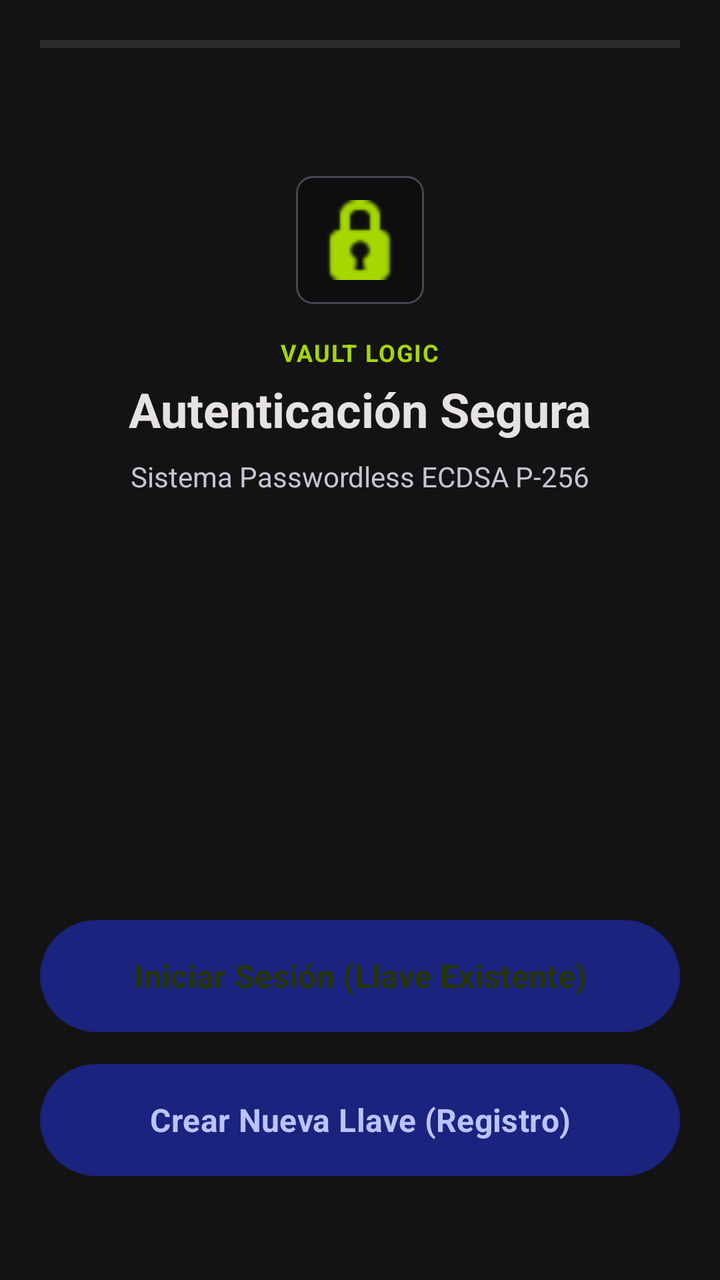
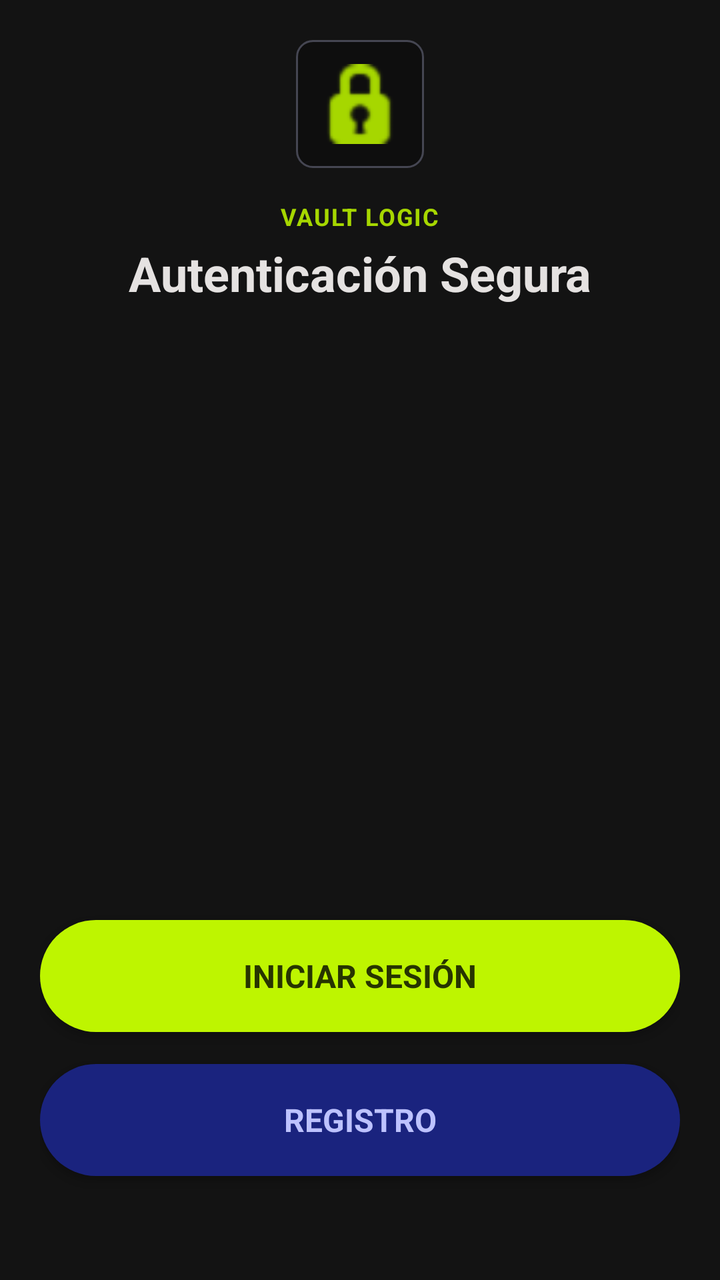

The first picture is an Android layout as it rendered before a commit; the second is the same layout after the commit. The layout source and the unified diff follow.
<!-- AndroidManifest.xml: application theme Theme.PasswordlessApp -->
<!-- res/layout/fragment_welcome.xml -->
<?xml version="1.0" encoding="utf-8"?>
<androidx.constraintlayout.widget.ConstraintLayout xmlns:android="http://schemas.android.com/apk/res/android"
    xmlns:app="http://schemas.android.com/apk/res-auto"
    xmlns:tools="http://schemas.android.com/tools"
    android:layout_width="match_parent"
    android:layout_height="match_parent"
    android:background="@color/vault_background"
    android:padding="20dp"
    tools:context=".ui.welcome.WelcomeFragment">

    
    <View
        android:id="@+id/hexStreamBar"
        android:layout_width="0dp"
        android:layout_height="4dp"
        android:background="@color/vault_surface_high"
        app:layout_constraintEnd_toEndOf="parent"
        app:layout_constraintStart_toStartOf="parent"
        app:layout_constraintTop_toTopOf="parent" />

    
    <LinearLayout
        android:id="@+id/brandHeader"
        android:layout_width="wrap_content"
        android:layout_height="wrap_content"
        android:layout_marginTop="64dp"
        android:gravity="center"
        android:orientation="vertical"
        app:layout_constraintEnd_toEndOf="parent"
        app:layout_constraintStart_toStartOf="parent"
        app:layout_constraintTop_toBottomOf="@id/hexStreamBar">

        
        <FrameLayout
            android:layout_width="64dp"
            android:layout_height="64dp"
            android:background="@drawable/bg_vault_input"
            android:layout_marginBottom="16dp">
            
            <ImageView
                android:layout_width="40dp"
                android:layout_height="40dp"
                android:layout_gravity="center"
                android:src="@android:drawable/ic_secure"
                app:tint="@color/vault_accent_dim" />
        </FrameLayout>

        <TextView
            android:layout_width="wrap_content"
            android:layout_height="wrap_content"
            android:text="VAULT LOGIC"
            android:textColor="@color/vault_accent_dim"
            android:textSize="12sp"
            android:textStyle="bold"
            android:letterSpacing="0.05"
            android:layout_marginBottom="4dp" />

        <TextView
            android:layout_width="wrap_content"
            android:layout_height="wrap_content"
            android:text="Autenticación Segura"
            android:textColor="@color/vault_on_surface"
            android:textSize="24sp"
            android:textStyle="bold" />
            
        <TextView
            android:layout_width="wrap_content"
            android:layout_height="wrap_content"
            android:text="Sistema Passwordless ECDSA P-256"
            android:textColor="@color/vault_on_surface_variant"
            android:textSize="14sp"
            android:layout_marginTop="8dp" />
    </LinearLayout>

    <Button
        android:id="@+id/btnLogin"
        android:layout_width="0dp"
        android:layout_height="56dp"
        android:layout_marginBottom="16dp"
        android:background="@drawable/btn_vault_accent"
        android:text="Iniciar Sesión (Llave Existente)"
        android:textColor="@color/vault_on_accent"
        android:textSize="16sp"
        android:textStyle="bold"
        app:layout_constraintBottom_toTopOf="@id/btnRegister"
        app:layout_constraintEnd_toEndOf="parent"
        app:layout_constraintStart_toStartOf="parent" />

    <Button
        android:id="@+id/btnRegister"
        android:layout_width="0dp"
        android:layout_height="56dp"
        android:layout_marginBottom="32dp"
        android:background="@drawable/btn_vault_primary"
        android:text="Crear Nueva Llave (Registro)"
        android:textColor="@color/vault_on_primary"
        android:textSize="16sp"
        android:textStyle="bold"
        app:layout_constraintBottom_toBottomOf="parent"
        app:layout_constraintEnd_toEndOf="parent"
        app:layout_constraintStart_toStartOf="parent" />

</androidx.constraintlayout.widget.ConstraintLayout>
<!-- resources referenced by this layout -->
<resources>
  <color name="vault_accent_dim">#a6d700</color>
  <color name="vault_background">#131313</color>
  <color name="vault_on_accent">#273500</color>
  <color name="vault_on_primary">#bdc2ff</color>
  <color name="vault_on_surface">#e5e2e1</color>
  <color name="vault_on_surface_variant">#c6c5d4</color>
  <color name="vault_surface_high">#2a2a2a</color>
  <!-- drawable bg_vault_input (drawable) -->
  <?xml version="1.0" encoding="utf-8"?>
  <selector xmlns:android="http://schemas.android.com/apk/res/android">
      
      <item android:state_focused="true">
          <shape android:shape="rectangle">
              <solid android:color="@color/vault_surface_lowest" />
              <stroke android:width="1dp" android:color="@color/vault_accent_dim" />
              <corners android:radius="8dp" />
          </shape>
      </item>
      
      <item>
          <shape android:shape="rectangle">
              <solid android:color="@color/vault_surface_lowest" />
              <stroke android:width="1dp" android:color="@color/vault_outline_variant" />
              <corners android:radius="8dp" />
          </shape>
      </item>
  </selector>
  <!-- drawable btn_vault_accent (drawable) -->
  <?xml version="1.0" encoding="utf-8"?>
  <ripple xmlns:android="http://schemas.android.com/apk/res/android"
      android:color="#40000000"> 
      <item>
          <shape android:shape="rectangle">
              <solid android:color="@color/vault_accent" />
              <corners android:radius="28dp" /> 
          </shape>
      </item>
  </ripple>
  <!-- drawable btn_vault_primary (drawable) -->
  <?xml version="1.0" encoding="utf-8"?>
  <ripple xmlns:android="http://schemas.android.com/apk/res/android"
      android:color="@color/vault_on_primary">
      <item>
          <shape android:shape="rectangle">
              <solid android:color="@color/vault_primary" />
              <corners android:radius="28dp" /> 
          </shape>
      </item>
  </ripple>
  <style name="Theme.PasswordlessApp" parent="Base.Theme.PasswordlessApp" />
  <color name="vault_surface_lowest">#0e0e0e</color>
  <color name="vault_outline_variant">#454652</color>
  <color name="vault_accent">#bef500</color>
  <color name="vault_primary">#1a237e</color>
  <style name="Base.Theme.PasswordlessApp" parent="Theme.Material3.Dark.NoActionBar">
          
          <item name="colorPrimary">@color/vault_primary</item>
          <item name="colorOnPrimary">@color/vault_on_primary</item>
          <item name="colorPrimaryContainer">@color/vault_primary</item>
          
          
          <item name="colorSecondary">@color/vault_accent</item>
          <item name="colorOnSecondary">@color/vault_on_accent</item>
          
          
          <item name="android:statusBarColor">@color/vault_background</item>
          <item name="android:windowLightStatusBar">false</item>
          <item name="android:navigationBarColor">@color/vault_background</item>
          
          
          <item name="android:windowBackground">@color/vault_background</item>
          <item name="android:colorBackground">@color/vault_background</item>
          <item name="colorSurface">@color/vault_surface_low</item>
          <item name="colorOnSurface">@color/vault_on_surface</item>
          <item name="colorOnBackground">@color/vault_on_surface</item>
  
          
          <item name="android:fontFamily">sans-serif</item>
      </style>
  <color name="vault_surface_low">#1c1b1b</color>
</resources>

<!-- the commit's change to res/layout/fragment_welcome.xml (unified diff, before → after) -->
@@ -9,34 +9,25 @@
     tools:context=".ui.welcome.WelcomeFragment">
 
     
-    <View
-        android:id="@+id/hexStreamBar"
-        android:layout_width="0dp"
-        android:layout_height="4dp"
-        android:background="@color/vault_surface_high"
-        app:layout_constraintEnd_toEndOf="parent"
-        app:layout_constraintStart_toStartOf="parent"
-        app:layout_constraintTop_toTopOf="parent" />
 
     
     <LinearLayout
         android:id="@+id/brandHeader"
         android:layout_width="wrap_content"
         android:layout_height="wrap_content"
-        android:layout_marginTop="64dp"
         android:gravity="center"
         android:orientation="vertical"
         app:layout_constraintEnd_toEndOf="parent"
         app:layout_constraintStart_toStartOf="parent"
-        app:layout_constraintTop_toBottomOf="@id/hexStreamBar">
+        tools:layout_editor_absoluteY="88dp">
 
         
         <FrameLayout
             android:layout_width="64dp"
             android:layout_height="64dp"
-            android:background="@drawable/bg_vault_input"
-            android:layout_marginBottom="16dp">
-            
+            android:layout_marginBottom="16dp"
+            android:background="@drawable/bg_vault_input">
+
             <ImageView
                 android:layout_width="40dp"
                 android:layout_height="40dp"
@@ -48,12 +39,12 @@
         <TextView
             android:layout_width="wrap_content"
             android:layout_height="wrap_content"
+            android:layout_marginBottom="4dp"
+            android:letterSpacing="0.05"
             android:text="VAULT LOGIC"
             android:textColor="@color/vault_accent_dim"
             android:textSize="12sp"
-            android:textStyle="bold"
-            android:letterSpacing="0.05"
-            android:layout_marginBottom="4dp" />
+            android:textStyle="bold" />
 
         <TextView
             android:layout_width="wrap_content"
@@ -62,23 +53,16 @@
             android:textColor="@color/vault_on_surface"
             android:textSize="24sp"
             android:textStyle="bold" />
-            
-        <TextView
-            android:layout_width="wrap_content"
-            android:layout_height="wrap_content"
-            android:text="Sistema Passwordless ECDSA P-256"
-            android:textColor="@color/vault_on_surface_variant"
-            android:textSize="14sp"
-            android:layout_marginTop="8dp" />
+
     </LinearLayout>
 
-    <Button
+    <androidx.appcompat.widget.AppCompatButton
         android:id="@+id/btnLogin"
         android:layout_width="0dp"
         android:layout_height="56dp"
         android:layout_marginBottom="16dp"
         android:background="@drawable/btn_vault_accent"
-        android:text="Iniciar Sesión (Llave Existente)"
+        android:text="Iniciar Sesión"
         android:textColor="@color/vault_on_accent"
         android:textSize="16sp"
         android:textStyle="bold"
@@ -86,13 +70,13 @@
         app:layout_constraintEnd_toEndOf="parent"
         app:layout_constraintStart_toStartOf="parent" />
 
-    <Button
+    <androidx.appcompat.widget.AppCompatButton
         android:id="@+id/btnRegister"
         android:layout_width="0dp"
         android:layout_height="56dp"
         android:layout_marginBottom="32dp"
         android:background="@drawable/btn_vault_primary"
-        android:text="Crear Nueva Llave (Registro)"
+        android:text="Registro"
         android:textColor="@color/vault_on_primary"
         android:textSize="16sp"
         android:textStyle="bold"
<!-- resource entries referenced after the edit -->
@@ -5,8 +5,6 @@
   <color name="vault_on_accent">#273500</color>
   <color name="vault_on_primary">#bdc2ff</color>
   <color name="vault_on_surface">#e5e2e1</color>
-  <color name="vault_on_surface_variant">#c6c5d4</color>
-  <color name="vault_surface_high">#2a2a2a</color>
   <!-- drawable bg_vault_input (drawable) -->
   <?xml version="1.0" encoding="utf-8"?>
   <selector xmlns:android="http://schemas.android.com/apk/res/android">
